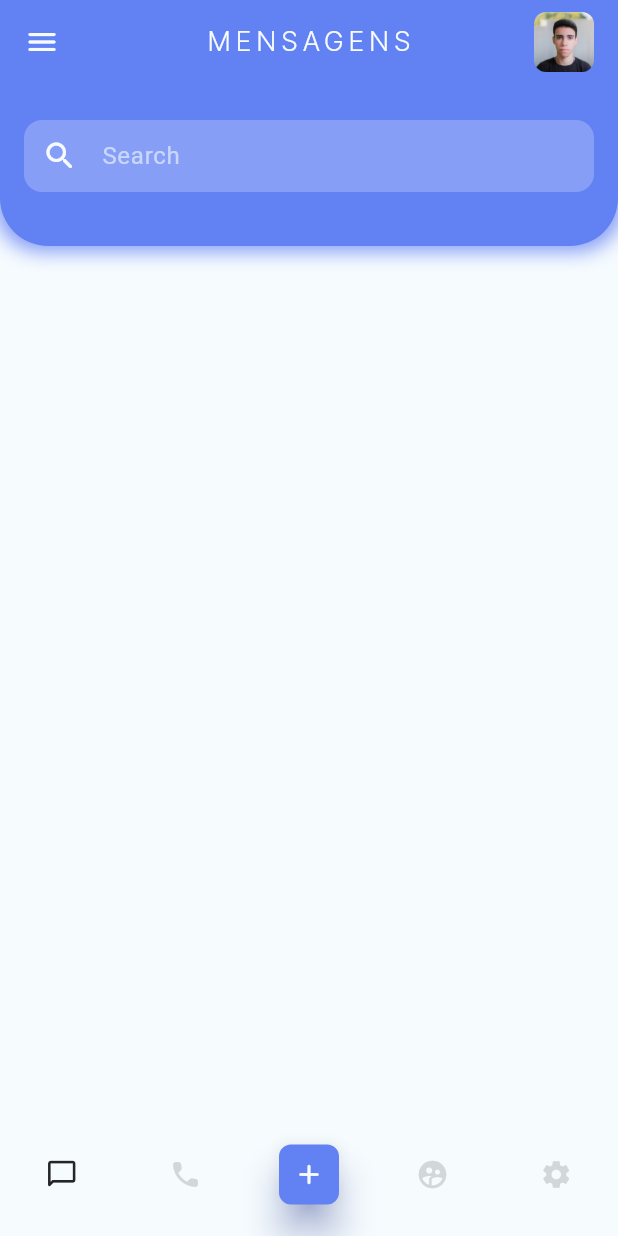
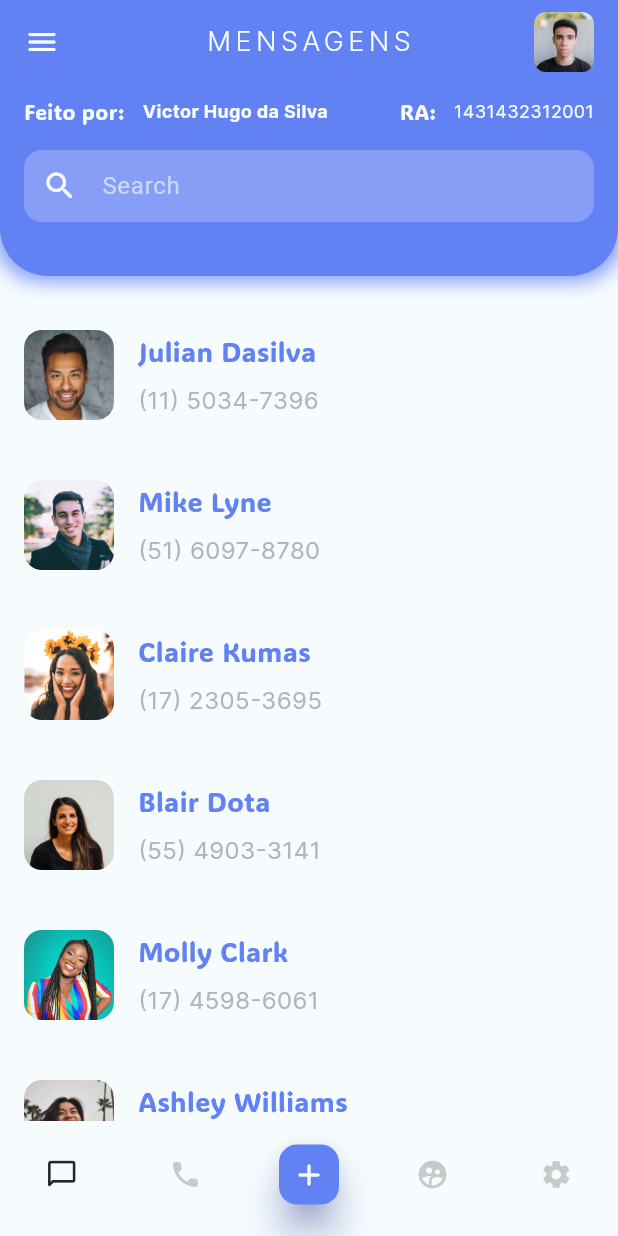
Before and after one commit to vickttor/contact_list_flutter_homework, a Flutter app: the screen it shows after launch, on a phone screen of 412 x 824 dp. Run offline on Flutter 3.47's test engine with Material 2 defaults, Android fonts, the phone set to English and light mode, and no system bars; our stand-ins replace flutter_native_splash; statements that could not run were skipped.

Commit message:
feat: :zap: :sparkles: finished the homework

```diff
--- a/lib/constants.dart
+++ b/lib/constants.dart
@@ -2,4 +2,4 @@ const primaryColor = 0xFF6281f2;
 const secondaryColor = 0xFF869ef6;
 const whiteColor = 0xFFf6fbfe;
 const blackColor = 0xFF242526;
-const greyColor = 0xFFd2d7d9;
+const greyColor = 0xFFc5cacb;
--- /dev/null
+++ b/lib/mock/contacts.dart
@@ -0,0 +1,46 @@
+import 'package:contacts/model/contact.dart';
+
+List<Contact> contacts = const [
+  Contact(
+    id: "ct-1",
+    name: "Julian Dasilva",
+    phone: "(11) 5034-7396",
+    imageUrl: "assets/images/julian.png",
+  ),
+  Contact(
+    id: "ct-2",
+    name: "Mike Lyne",
+    phone: "(51) 6097-8780",
+    imageUrl: "assets/images/mike.png",
+  ),
+  Contact(
+    id: "ct-3",
+    name: "Claire Kumas",
+    phone: "(17) 2305-3695",
+    imageUrl: "assets/images/claire.png",
+  ),
+  Contact(
+    id: "ct-4",
+    name: "Blair Dota",
+    phone: "(55) 4903-3141",
+    imageUrl: "assets/images/blair.png",
+  ),
+  Contact(
+    id: "ct-5",
+    name: "Molly Clark",
+    phone: "(17) 4598-6061",
+    imageUrl: "assets/images/molly.png",
+  ),
+  Contact(
+    id: "ct-6",
+    name: "Ashley Williams",
+    phone: "(81) 8107-2033",
+    imageUrl: "assets/images/ashley.png",
+  ),
+  Contact(
+    id: "ct-7",
+    name: "Robson Zetler",
+    phone: "(41) 6896-8157",
+    imageUrl: "assets/images/robson.png",
+  ),
+];
--- /dev/null
+++ b/lib/model/contact.dart
@@ -0,0 +1,17 @@
+class Contact {
+  const Contact({
+    required this.id,
+    required this.name,
+    required this.phone,
+    required this.imageUrl,
+  });
+
+  final String id;
+  final String name;
+  final String phone;
+  final String imageUrl;
+
+  get getName => name;
+  get getPhone => phone;
+  get getImageUrl => imageUrl;
+}
--- /dev/null
+++ b/lib/screens/home/components/contact_card.dart
@@ -0,0 +1,64 @@
+import 'package:contacts/constants.dart';
+import 'package:contacts/model/contact.dart';
+import 'package:flutter/material.dart';
+
+class ContactCard extends StatelessWidget {
+  const ContactCard({super.key, required this.contact});
+
+  final Contact contact;
+
+  @override
+  Widget build(BuildContext context) {
+    return Container(
+      width: double.infinity,
+      height: 100,
+      decoration: const BoxDecoration(
+        borderRadius: BorderRadius.all(Radius.circular(16)),
+      ),
+      child: Row(
+        crossAxisAlignment: CrossAxisAlignment.center,
+        mainAxisSize: MainAxisSize.max,
+        mainAxisAlignment: MainAxisAlignment.start,
+        children: [
+          // Profile Image
+          ClipRRect(
+            borderRadius: const BorderRadius.all(Radius.circular(12)),
+            child: Image.asset(
+              contact.imageUrl,
+              width: 60,
+              height: 60,
+              fit: BoxFit.cover,
+            ),
+          ),
+          const SizedBox(width: 16),
+          // Informations
+          Column(
+            mainAxisSize: MainAxisSize.min,
+            crossAxisAlignment: CrossAxisAlignment.start,
+            children: [
+              Text(
+                contact.name,
+                style: const TextStyle(
+                  color: Color(primaryColor),
+                  fontFamily: "ADLaM Display",
+                  fontWeight: FontWeight.w400,
+                  fontSize: 18,
+                ),
+              ),
+              const SizedBox(height: 8),
+              Text(
+                contact.phone,
+                style: const TextStyle(
+                  color: Color.fromARGB(255, 176, 181, 183),
+                  fontFamily: "Inter",
+                  fontWeight: FontWeight.w400,
+                  fontSize: 16,
+                ),
+              )
+            ],
+          )
+        ],
+      ),
+    );
+  }
+}
--- a/lib/screens/home/components/navigator.dart
+++ b/lib/screens/home/components/my_bottom_navigator.dart
@@ -37,12 +37,12 @@ class MyBottomNavigator extends StatelessWidget {
               elevation: MaterialStateProperty.all(10),
               shape: MaterialStatePropertyAll<RoundedRectangleBorder>(
                 RoundedRectangleBorder(
-                  borderRadius: BorderRadius.circular(8),
+                  borderRadius: BorderRadius.circular(12),
                 ),
               ),
             ),
             color: const Color(whiteColor),
-            iconSize: 22,
+            iconSize: 24,
             onPressed: () {},
             icon: const Icon(Icons.add_rounded),
           ),
--- a/lib/screens/home/components/header.dart
+++ b/lib/screens/home/components/my_header.dart
@@ -1,7 +1,7 @@
 import 'package:contacts/constants.dart';
 import 'package:flutter/material.dart';
 
-PreferredSizeWidget header() {
+PreferredSizeWidget myHeader() {
   return AppBar(
     backgroundColor: const Color(primaryColor),
     // Left Menu Icon
--- /dev/null
+++ b/lib/screens/home/components/my_search_bar.dart
@@ -0,0 +1,107 @@
+import 'package:flutter/material.dart';
+import 'package:contacts/constants.dart';
+
+class MySearchBar extends StatelessWidget {
+  const MySearchBar({super.key});
+
+  @override
+  Widget build(BuildContext context) {
+    return Container(
+      padding: const EdgeInsets.only(
+        top: 8,
+        right: 16,
+        left: 16,
+        bottom: 36,
+      ),
+      decoration: const BoxDecoration(
+        color: Color(primaryColor),
+        borderRadius: BorderRadius.only(
+          bottomLeft: Radius.circular(32),
+          bottomRight: Radius.circular(32),
+        ),
+        boxShadow: [
+          BoxShadow(
+            spreadRadius: 4.0,
+            blurRadius: 10.0,
+            color: Color(secondaryColor),
+          )
+        ],
+      ),
+      child: const Column(
+        children: [
+          Row(
+            children: [
+              Text(
+                "Feito por:",
+                style: TextStyle(
+                  fontFamily: "ADLaM Display",
+                  fontSize: 14,
+                  color: Color(whiteColor),
+                ),
+              ),
+              SizedBox(width: 12),
+              Text(
+                "Victor Hugo da Silva",
+                style: TextStyle(
+                  fontFamily: "Inter",
+                  fontWeight: FontWeight.bold,
+                  fontSize: 12,
+                  color: Color(whiteColor),
+                ),
+              ),
+              Spacer(),
+              Text(
+                "RA:",
+                style: TextStyle(
+                  fontFamily: "ADLaM Display",
+                  fontSize: 14,
+                  color: Color(whiteColor),
+                ),
+              ),
+              SizedBox(width: 12),
+              Text(
+                "1431432312001",
+                style: TextStyle(
+                  fontFamily: "Inter",
+                  fontWeight: FontWeight.w400,
+                  fontSize: 12,
+                  color: Color(whiteColor),
+                ),
+              ),
+            ],
+          ),
+          SizedBox(height: 16),
+          TextField(
+            autocorrect: true,
+            keyboardType: TextInputType.text,
+            cursorColor: Color(primaryColor),
+            style: TextStyle(
+              color: Color(whiteColor),
+            ),
+            decoration: InputDecoration(
+              alignLabelWithHint: true,
+              labelStyle: TextStyle(color: Color(whiteColor)),
+              floatingLabelStyle: TextStyle(color: Color(whiteColor)),
+              prefixIcon: Icon(
+                Icons.search_rounded,
+                semanticLabel: "Search Icon",
+              ),
+              prefixIconColor: Color(whiteColor),
+              border: UnderlineInputBorder(
+                borderSide: BorderSide.none,
+                borderRadius: BorderRadius.all(
+                  Radius.circular(12),
+                ),
+              ),
+              filled: true,
+              contentPadding: EdgeInsets.all(12),
+              hintText: "Search",
+              hintStyle: TextStyle(color: Color.fromARGB(154, 246, 251, 254)),
+              fillColor: Color(secondaryColor),
+            ),
+          ),
+        ],
+      ),
+    );
+  }
+}
--- a/lib/screens/home/home.dart
+++ b/lib/screens/home/home.dart
@@ -1,6 +1,9 @@
 import "package:contacts/constants.dart";
-import "package:contacts/screens/home/components/header.dart";
-import "package:contacts/screens/home/components/navigator.dart";
+import 'package:contacts/mock/contacts.dart';
+import 'package:contacts/screens/home/components/contact_card.dart';
+import 'package:contacts/screens/home/components/my_header.dart';
+import 'package:contacts/screens/home/components/my_bottom_navigator.dart';
+import 'package:contacts/screens/home/components/my_search_bar.dart';
 import "package:flutter/material.dart";
 
 class HomeScreen extends StatelessWidget {
@@ -9,64 +12,22 @@ class HomeScreen extends StatelessWidget {
   @override
   Widget build(BuildContext context) {
     return Scaffold(
-      appBar: header(),
+      appBar: myHeader(),
       backgroundColor: const Color(whiteColor),
-      body: Column(
-        children: [
-          Container(
-            padding: const EdgeInsets.only(
-              top: 24,
-              right: 16,
-              left: 16,
-              bottom: 36,
-            ),
-            decoration: const BoxDecoration(
-              color: Color(primaryColor),
-              borderRadius: BorderRadius.only(
-                bottomLeft: Radius.circular(32),
-                bottomRight: Radius.circular(32),
-              ),
-              boxShadow: [
-                BoxShadow(
-                  spreadRadius: 4.0,
-                  blurRadius: 10.0,
-                  color: Color(secondaryColor),
-                )
-              ],
-            ),
-            child: const TextField(
-              autocorrect: true,
-              keyboardType: TextInputType.text,
-              cursorColor: Color(primaryColor),
-              style: TextStyle(
-                color: Color(whiteColor),
-              ),
-              decoration: InputDecoration(
-                alignLabelWithHint: true,
-                labelStyle: TextStyle(color: Color(whiteColor)),
-                floatingLabelStyle: TextStyle(color: Color(whiteColor)),
-                prefixIcon: Icon(
-                  Icons.search_rounded,
-                  semanticLabel: "Search Icon",
-                ),
-                prefixIconColor: Color(whiteColor),
-                border: UnderlineInputBorder(
-                  borderSide: BorderSide.none,
-                  borderRadius: BorderRadius.all(
-                    Radius.circular(12),
-                  ),
-                ),
-                filled: true,
-                contentPadding: EdgeInsets.all(12),
-                hintText: "Search",
-                hintStyle: TextStyle(color: Color.fromARGB(154, 246, 251, 254)),
-                fillColor: Color(
-                  secondaryColor,
-                ),
+      body: SingleChildScrollView(
+        child: Column(
+          children: [
+            const MySearchBar(),
+            Container(
+              padding: const EdgeInsets.all(16),
+              child: Column(
+                children: contacts
+                    .map((contact) => ContactCard(contact: contact))
+                    .toList(),
               ),
             ),
-          )
-        ],
+          ],
+        ),
       ),
       bottomNavigationBar: const MyBottomNavigator(),
     );
```
Also changed, not shown: assets/images/ashley.png (added), assets/images/blair.png (added), assets/images/claire.png (added), assets/images/julian.png (added), assets/images/mike.png (added), assets/images/molly.png (added), assets/images/robson.png (added).
